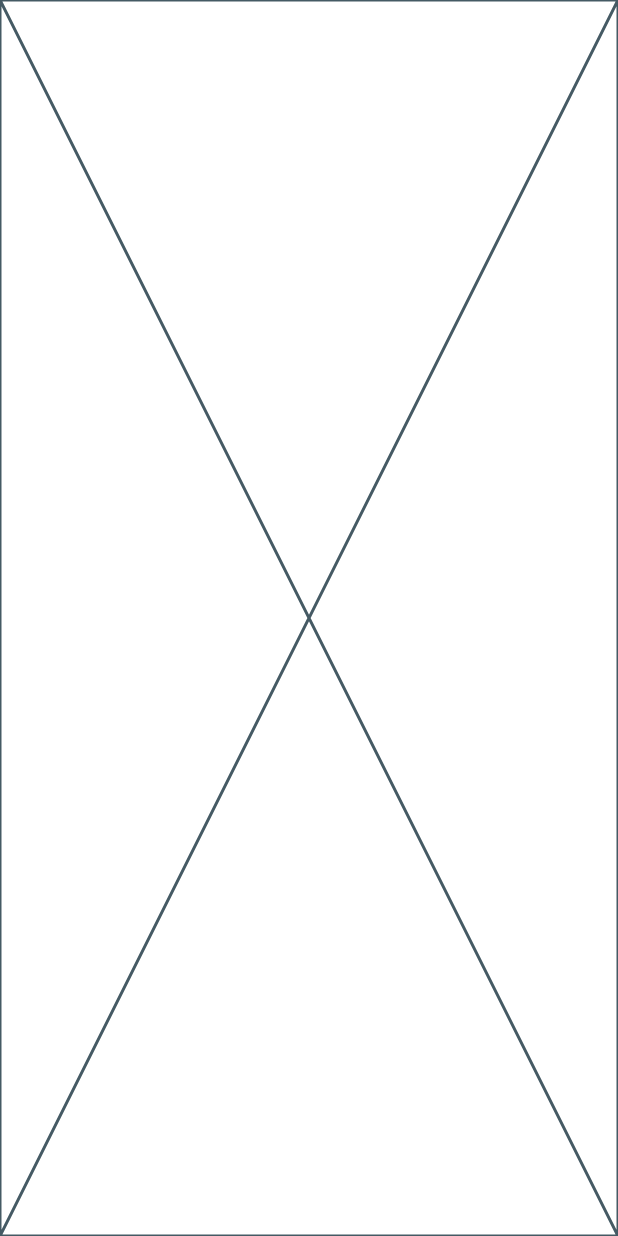
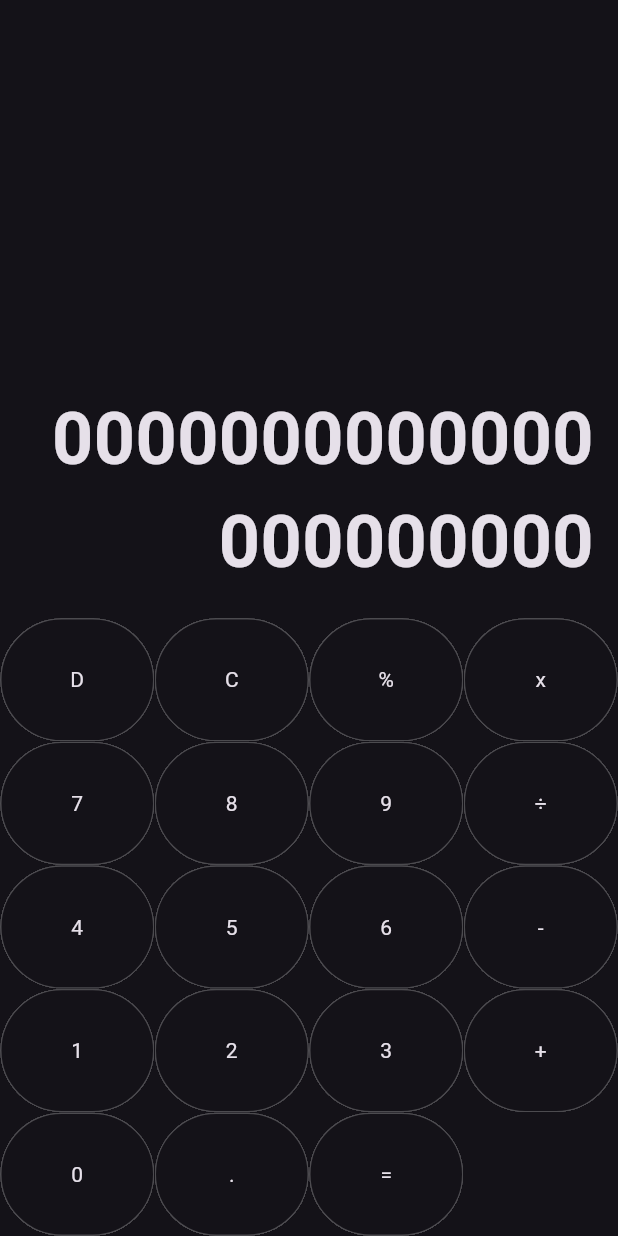
Before and after one commit to AhmedNasQuraiba/Calculator_flutter, a Flutter app: the screen it shows after launch, on a phone screen of 412 x 824 dp. Run offline on Flutter 3.47's test engine with Material 3 defaults, Android fonts, the phone set to English and light mode, and no system bars.

Commit message:
Following up with the tutorial

```diff
--- /dev/null
+++ b/lib/button_values.dart
@@ -0,0 +1,44 @@
+class Btn {
+  static const String del = "D";
+  static const String clr = "C";
+  static const String per = "%";
+  static const String multiply = "x";
+  static const String divide = "÷";
+  static const String add = "+";
+  static const String subtract = "-";
+  static const String calculate = "=";
+  static const String dot = ".";
+
+  static const String n0 = "0";
+  static const String n1 = "1";
+  static const String n2 = "2";
+  static const String n3 = "3";
+  static const String n4 = "4";
+  static const String n5 = "5";
+  static const String n6 = "6";
+  static const String n7 = "7";
+  static const String n8 = "8";
+  static const String n9 = "9";
+
+  static const List<String> buttonValues = [
+    del,
+    clr,
+    per,
+    multiply,
+    n7,
+    n8,
+    n9,
+    divide,
+    n4,
+    n5,
+    n6,
+    subtract,
+    n1,
+    n2,
+    n3,
+    add,
+    n0,
+    dot,
+    calculate,
+  ];
+}
--- a/lib/calculator_screen.dart
+++ b/lib/calculator_screen.dart
@@ -1,4 +1,5 @@
 import 'package:flutter/material.dart';
+import "button_values.dart";
 
 class CalculatorScreen extends StatefulWidget {
   const CalculatorScreen({super.key});
@@ -10,6 +11,57 @@
 class _CalculatorScreenState extends State<CalculatorScreen> {
   @override
   Widget build(BuildContext context) {
-    return const Placeholder();
+    final screenSize = MediaQuery.of(context).size;
+    return Scaffold(
+      body: SafeArea(
+        bottom: false,
+        child: Column(
+          children: [
+            //output
+            Expanded(
+              child: SingleChildScrollView(
+                reverse: true,
+                child: Container(
+                  alignment: AlignmentDirectional.bottomEnd,
+                  padding: EdgeInsets.all(16),
+                  child: Text(
+                    "0000000000000000000000",
+                    style: TextStyle(fontSize: 48, fontWeight: FontWeight.bold),
+                    textAlign: TextAlign.end,
+                  ),
+                ),
+              ),
+            ),
+
+            //buttons
+            Wrap(
+              children: Btn.buttonValues
+                  .map(
+                    (value) => SizedBox(
+                      width: screenSize.width / 4,
+                      height: screenSize.width / 5,
+                      child: buildButton(value),
+                    ),
+                  )
+                  .toList(),
+            ),
+          ],
+        ),
+      ),
+    );
+  }
+
+  Widget buildButton(value) {
+    return Material(
+      clipBehavior: Clip.hardEdge,
+      shape: OutlineInputBorder(
+        borderSide: BorderSide(color: Colors.white24),
+        borderRadius: BorderRadius.circular(100),
+      ),
+      child: InkWell(
+        onTap: () {},
+        child: Center(child: Text(value)),
+      ),
+    );
   }
 }
```
